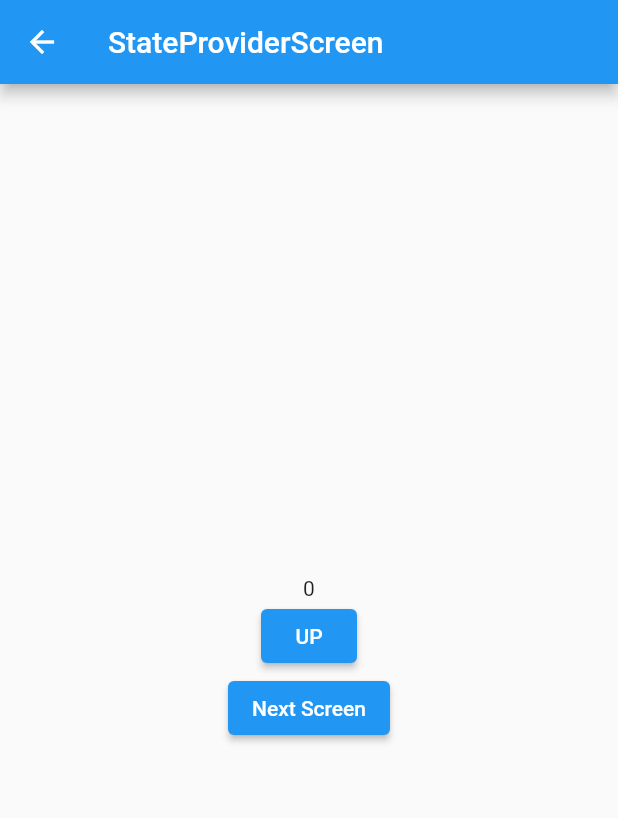
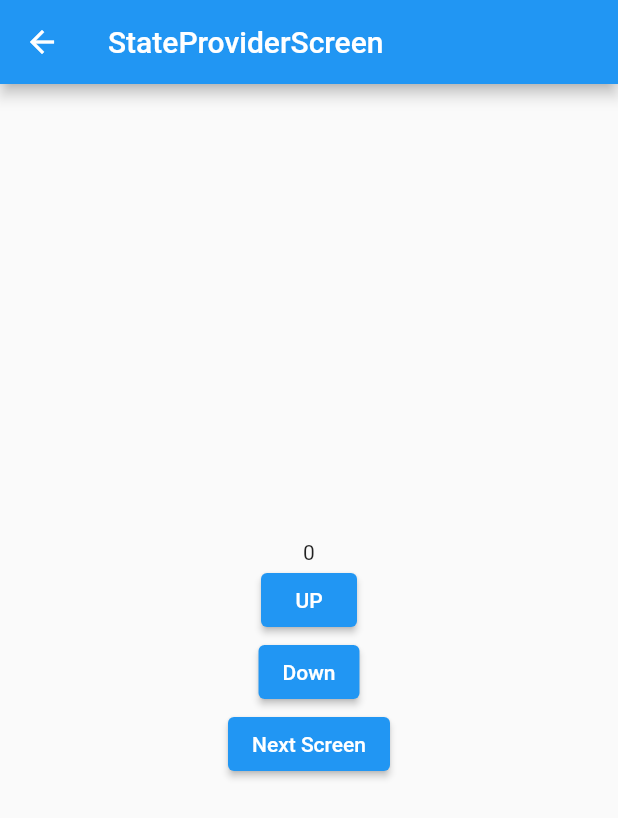
Before and after one commit to kim7881/riverpod_v1, a Flutter app: the screen it shows after launch, after a tap on "StateProviderScreen", on a phone screen of 412 x 824 dp. Shown: the top 818 px of the screen. Run offline on Flutter 3.47's test engine with Material 2 defaults, Android fonts, the phone set to English and light mode, and no system bars; our stand-ins replace flutter_riverpod.

Commit message:
stateProvider

```diff
--- a/lib/screen/state_provider_screen.dart
+++ b/lib/screen/state_provider_screen.dart
@@ -25,6 +25,13 @@ class StateProviderScreen extends ConsumerWidget {
                 ref.read(numberProvider.notifier).update((state) => state + 1);
               },
               child: Text('UP'),
+            ),
+            ElevatedButton(
+              onPressed: () {
+                ref.read(numberProvider.notifier).state =
+                ref.read(numberProvider.notifier).state - 1;
+              },
+              child: Text('Down'),
             ),
             ElevatedButton(
               onPressed: () {
```
